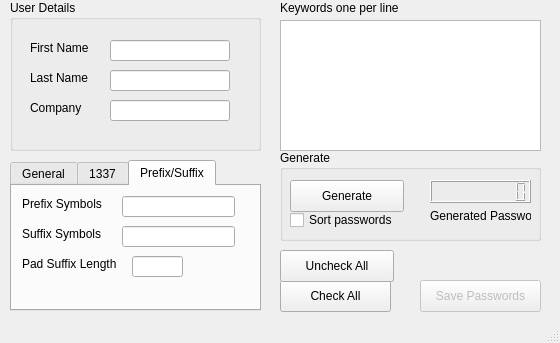
Before: the Qt Designer form mainwindow.ui in squareborg/braindead-password-generator, drawn with Qt 5.
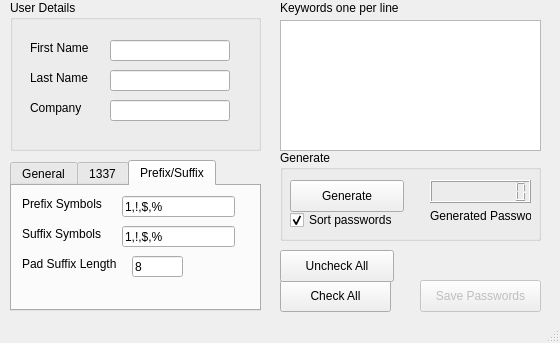
After: the same form once the commit is applied.

Commit message: added some defaults, also change binary name to match project

What changed in the file:
```diff
--- a/mainwindow.ui
+++ b/mainwindow.ui
@@ -246,6 +246,9 @@
       <property name="statusTip">
        <string>Comma seperated list of symbols to prefix each word.</string>
       </property>
+      <property name="text">
+       <string>1,!,$,%</string>
+      </property>
      </widget>
      <widget class="QLabel" name="label_2">
       <property name="geometry">
@@ -288,6 +291,9 @@
       <property name="statusTip">
        <string>Comma seperated list of symbols to suffix each word.</string>
       </property>
+      <property name="text">
+       <string>1,!,$,%</string>
+      </property>
      </widget>
      <widget class="QLabel" name="label_4">
       <property name="geometry">
@@ -320,6 +326,9 @@
       <property name="statusTip">
        <string>Automaticall add incrementing numbers to end of short words to supplied length</string>
       </property>
+      <property name="text">
+       <string>8</string>
+      </property>
      </widget>
     </widget>
    </widget>
@@ -408,6 +417,9 @@
      <property name="text">
       <string>Sort passwords</string>
      </property>
+     <property name="checked">
+      <bool>true</bool>
+     </property>
     </widget>
    </widget>
    <widget class="QPushButton" name="pushButtonCheckAll">
```
Left out of the diff: 9 changed lines with no effect on the pictures. The commit also changes 1 other file.
